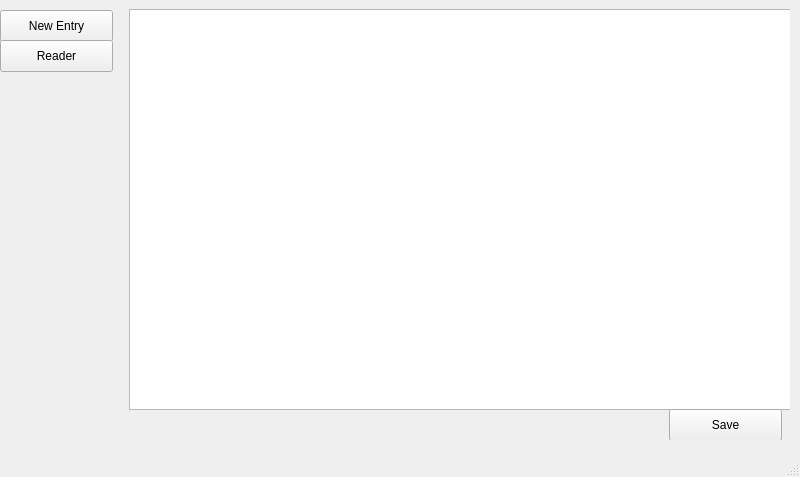
This is qtdiary.ui in RossKnapman/QtDiary as Qt 5 draws it before an edit. The edited form follows.
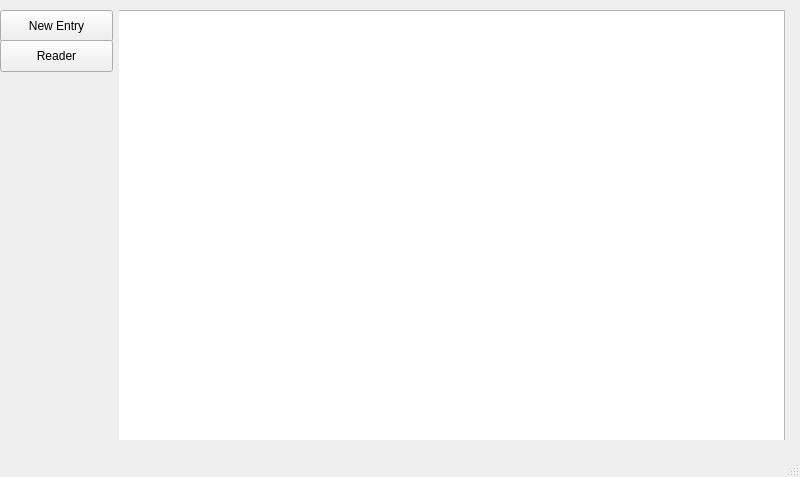
This is the edited form.

Commit message: Can now view each entry by clicking on it

```diff
--- a/qtdiary.ui
+++ b/qtdiary.ui
@@ -24,7 +24,7 @@
      </rect>
     </property>
     <property name="currentIndex">
-     <number>0</number>
+     <number>2</number>
     </property>
     <widget class="QWidget" name="WritePage">
      <widget class="QTextEdit" name="textEdit">
@@ -76,6 +76,18 @@
       </widget>
      </widget>
     </widget>
+    <widget class="QWidget" name="ReadEntry">
+     <widget class="QTextBrowser" name="textBrowser">
+      <property name="geometry">
+       <rect>
+        <x>-5</x>
+        <y>1</y>
+        <width>671</width>
+        <height>431</height>
+       </rect>
+      </property>
+     </widget>
+    </widget>
    </widget>
    <widget class="QPushButton" name="newButton">
     <property name="geometry">
```
Left out of the diff: 2 changed lines with no effect on the pictures. The commit also changes 5 other files.
